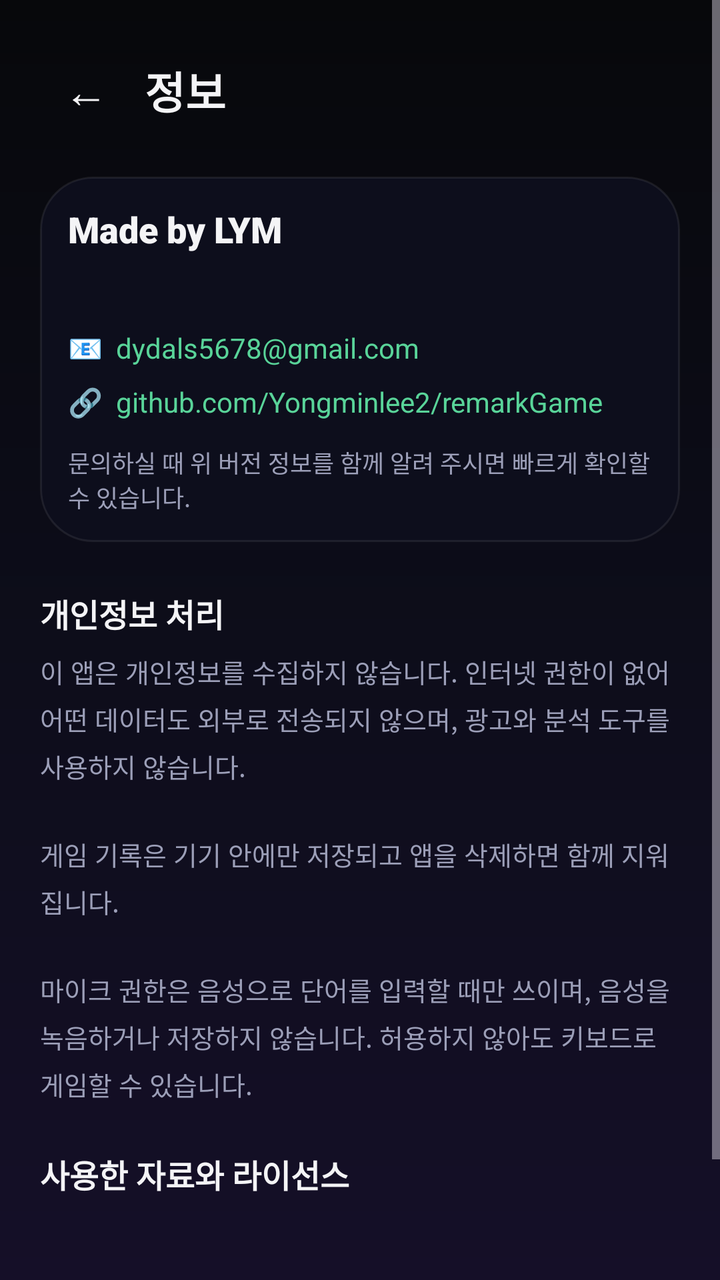
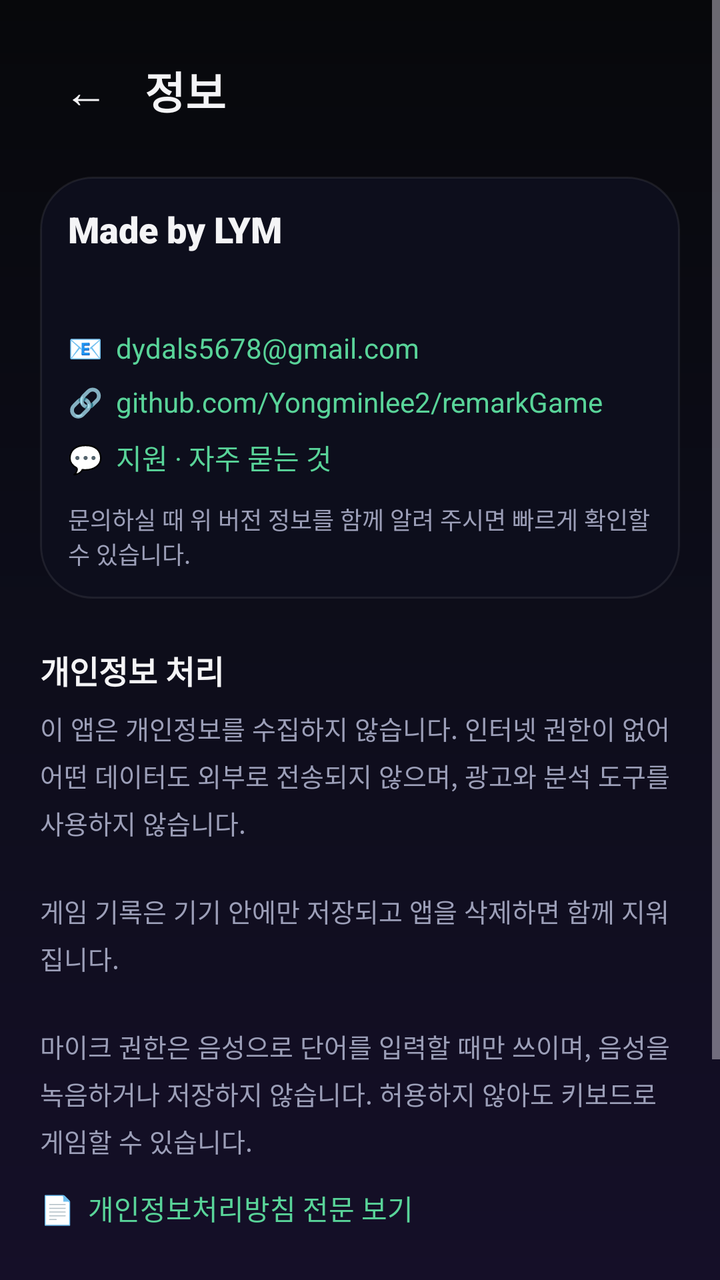

An Android layout rendered at two revisions. The XML below is the earlier revision; the diff shows what the commit changed to produce the second picture.
<!-- AndroidManifest.xml: application theme Theme.KKeutmal -->
<!-- res/layout/activity_about.xml -->
<?xml version="1.0" encoding="utf-8"?>
<ScrollView xmlns:android="http://schemas.android.com/apk/res/android"
    xmlns:app="http://schemas.android.com/apk/res-auto"
    android:layout_width="match_parent"
    android:layout_height="match_parent"
    android:fillViewport="true"
    android:overScrollMode="never">

    <LinearLayout
        android:layout_width="match_parent"
        android:layout_height="wrap_content"
        android:orientation="vertical"
        android:padding="20dp">

        <LinearLayout
            android:layout_width="match_parent"
            android:layout_height="wrap_content"
            android:orientation="horizontal"
            android:gravity="center_vertical">

            <com.google.android.material.button.MaterialButton
                android:id="@+id/btnBack"
                style="?attr/borderlessButtonStyle"
                android:layout_width="wrap_content"
                android:layout_height="wrap_content"
                android:minWidth="0dp"
                android:text="←"
                android:textColor="@color/text_primary"
                android:textSize="22sp" />

            <TextView
                android:layout_width="0dp"
                android:layout_weight="1"
                android:layout_height="wrap_content"
                android:layout_marginStart="6dp"
                android:text="정보"
                android:textColor="@color/text_primary"
                android:textSize="22sp"
                android:fontFamily="sans-serif-black" />
        </LinearLayout>

        <LinearLayout
            android:layout_width="match_parent"
            android:layout_height="wrap_content"
            android:layout_marginTop="18dp"
            android:orientation="vertical"
            android:padding="14dp"
            android:background="@drawable/bg_input">

            <TextView
                android:layout_width="wrap_content"
                android:layout_height="wrap_content"
                android:text="Made by LYM"
                android:textColor="@color/text_primary"
                android:textSize="18sp"
                android:fontFamily="sans-serif-black" />

            <TextView
                android:id="@+id/tvVersion"
                android:layout_width="match_parent"
                android:layout_height="wrap_content"
                android:layout_marginTop="6dp"
                android:textColor="@color/text_dim"
                android:textSize="13sp"
                android:textIsSelectable="true" />

            <TextView
                android:id="@+id/tvMail"
                android:layout_width="match_parent"
                android:layout_height="wrap_content"
                android:layout_marginTop="10dp"
                android:paddingTop="4dp"
                android:paddingBottom="4dp"
                android:text="📧  dydals5678@gmail.com"
                android:textColor="@color/accent2"
                android:textSize="14sp"
                android:textIsSelectable="true" />

            <TextView
                android:id="@+id/tvGithub"
                android:layout_width="match_parent"
                android:layout_height="wrap_content"
                android:paddingTop="4dp"
                android:paddingBottom="4dp"
                android:text="🔗  github.com/Yongminlee2/remarkGame"
                android:textColor="@color/accent2"
                android:textSize="14sp"
                android:textIsSelectable="true" />

            <TextView
                android:layout_width="match_parent"
                android:layout_height="wrap_content"
                android:layout_marginTop="8dp"
                android:text="문의하실 때 위 버전 정보를 함께 알려 주시면 빠르게 확인할 수 있습니다."
                android:textColor="@color/text_dim"
                android:textSize="12sp" />
        </LinearLayout>

        <TextView
            android:layout_width="match_parent"
            android:layout_height="wrap_content"
            android:layout_marginTop="24dp"
            android:text="개인정보 처리"
            android:textColor="@color/text_primary"
            android:textSize="16sp"
            android:textStyle="bold" />

        <TextView
            android:layout_width="match_parent"
            android:layout_height="wrap_content"
            android:layout_marginTop="8dp"
            android:lineSpacingExtra="5dp"
            android:text="이 앱은 개인정보를 수집하지 않습니다. 인터넷 권한이 없어 어떤 데이터도 외부로 전송되지 않으며, 광고와 분석 도구를 사용하지 않습니다.\n\n게임 기록은 기기 안에만 저장되고 앱을 삭제하면 함께 지워집니다.\n\n마이크 권한은 음성으로 단어를 입력할 때만 쓰이며, 음성을 녹음하거나 저장하지 않습니다. 허용하지 않아도 키보드로 게임할 수 있습니다."
            android:textColor="@color/text_dim"
            android:textSize="13sp" />

        <TextView
            android:layout_width="match_parent"
            android:layout_height="wrap_content"
            android:layout_marginTop="24dp"
            android:text="사용한 자료와 라이선스"
            android:textColor="@color/text_primary"
            android:textSize="16sp"
            android:textStyle="bold" />

        <LinearLayout
            android:id="@+id/creditBox"
            android:layout_width="match_parent"
            android:layout_height="wrap_content"
            android:layout_marginTop="8dp"
            android:orientation="vertical" />

        <TextView
            android:id="@+id/tvMeaningNote"
            android:layout_width="match_parent"
            android:layout_height="wrap_content"
            android:layout_marginTop="12dp"
            android:lineSpacingExtra="4dp"
            android:textColor="@color/text_dim"
            android:textSize="12sp" />

        <TextView
            android:layout_width="match_parent"
            android:layout_height="wrap_content"
            android:layout_marginTop="10dp"
            android:layout_marginBottom="24dp"
            android:lineSpacingExtra="4dp"
            android:text="효과음과 배경음악은 전부 직접 합성해 만들었습니다."
            android:textColor="@color/text_dim"
            android:textSize="12sp" />
    </LinearLayout>
</ScrollView>
<!-- resources referenced by this layout -->
<resources>
  <color name="accent2">#59D499</color>
  <color name="text_dim">#9C9FB8</color>
  <color name="text_primary">#F4F4F6</color>
  <!-- drawable bg_input (drawable) -->
  <?xml version="1.0" encoding="utf-8"?>
  <shape xmlns:android="http://schemas.android.com/apk/res/android" android:shape="rectangle">
      <solid android:color="@color/input_bg" />
      <stroke android:width="1dp" android:color="@color/surface_stroke" />
      <corners android:radius="26dp" />
  </shape>
  <style name="Theme.KKeutmal" parent="Theme.Material3.Dark.NoActionBar">
          <item name="colorPrimary">@color/accent</item>
          <item name="colorOnPrimary">@color/text_on_accent</item>
          <item name="colorSecondary">@color/accent2</item>
          <item name="colorSurface">@color/surface</item>
          <item name="colorOnSurface">@color/text_primary</item>
          <item name="android:colorBackground">@color/bg_top</item>
          <item name="android:windowBackground">@drawable/bg_gradient</item>
          <item name="android:statusBarColor">@color/bg_top</item>
          <item name="android:navigationBarColor">@color/bg_bottom</item>
          <item name="android:windowLightStatusBar">false</item>
          <item name="android:textColor">@color/text_primary</item>
      </style>
  <color name="input_bg">#0D0E1C</color>
  <color name="surface_stroke">#14FFFFFF</color>
  <color name="accent">#7C6CFF</color>
  <color name="text_on_accent">#FFFFFF</color>
  <color name="surface">#111225</color>
  <color name="bg_top">#07080B</color>
  <!-- drawable bg_gradient (drawable) -->
  <?xml version="1.0" encoding="utf-8"?>
  <shape xmlns:android="http://schemas.android.com/apk/res/android" android:shape="rectangle">
      <gradient
          android:angle="270"
          android:startColor="@color/bg_top"
          android:centerColor="#0D0D1A"
          android:endColor="@color/bg_bottom" />
  </shape>
  <color name="bg_bottom">#150F28</color>
</resources>

<!-- the commit's change to res/layout/activity_about.xml (unified diff, before → after) -->
@@ -88,6 +88,16 @@
                 android:textIsSelectable="true" />
 
             <TextView
+                android:id="@+id/tvSupport"
+                android:layout_width="match_parent"
+                android:layout_height="wrap_content"
+                android:paddingTop="4dp"
+                android:paddingBottom="4dp"
+                android:text="💬  지원 · 자주 묻는 것"
+                android:textColor="@color/accent2"
+                android:textSize="14sp" />
+
+            <TextView
                 android:layout_width="match_parent"
                 android:layout_height="wrap_content"
                 android:layout_marginTop="8dp"
@@ -113,6 +123,17 @@
             android:text="이 앱은 개인정보를 수집하지 않습니다. 인터넷 권한이 없어 어떤 데이터도 외부로 전송되지 않으며, 광고와 분석 도구를 사용하지 않습니다.\n\n게임 기록은 기기 안에만 저장되고 앱을 삭제하면 함께 지워집니다.\n\n마이크 권한은 음성으로 단어를 입력할 때만 쓰이며, 음성을 녹음하거나 저장하지 않습니다. 허용하지 않아도 키보드로 게임할 수 있습니다."
             android:textColor="@color/text_dim"
             android:textSize="13sp" />
+
+        <TextView
+            android:id="@+id/tvPrivacyPolicy"
+            android:layout_width="match_parent"
+            android:layout_height="wrap_content"
+            android:layout_marginTop="10dp"
+            android:paddingTop="4dp"
+            android:paddingBottom="4dp"
+            android:text="📄  개인정보처리방침 전문 보기"
+            android:textColor="@color/accent2"
+            android:textSize="14sp" />
 
         <TextView
             android:layout_width="match_parent"
